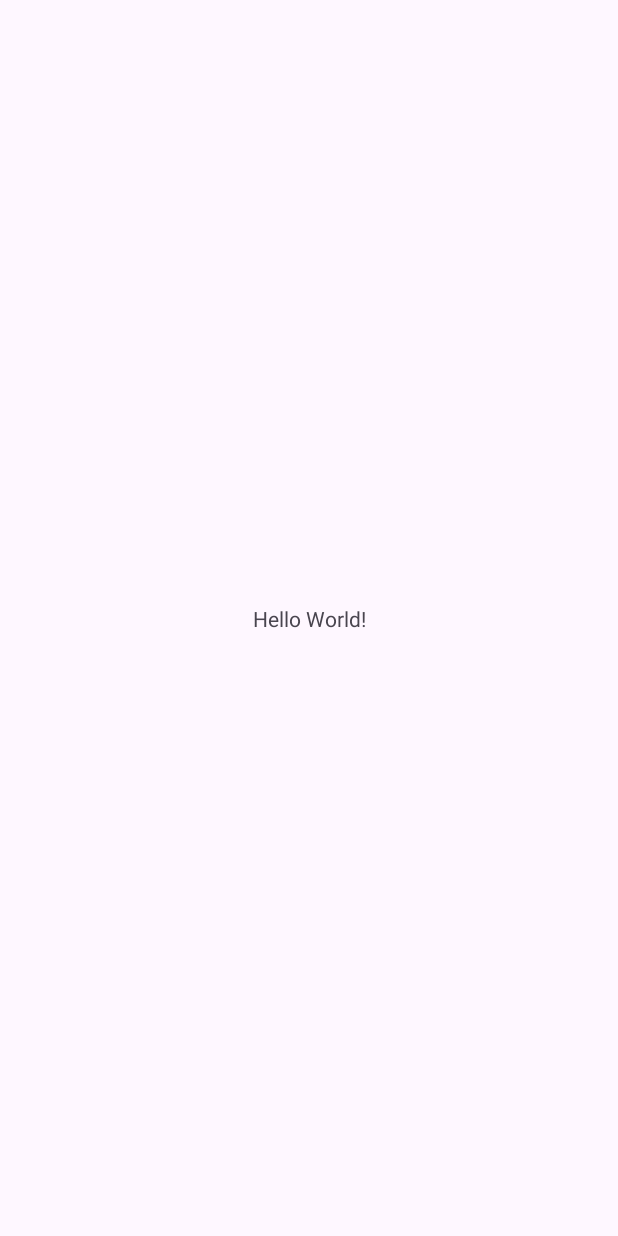
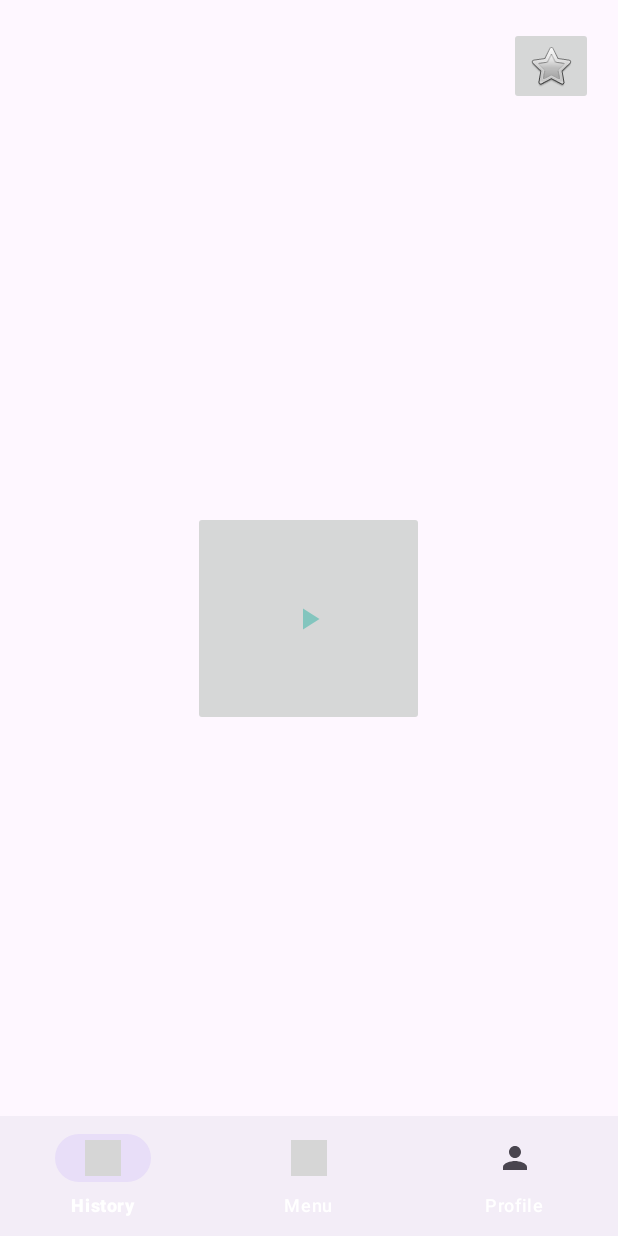
Before and after one commit to minesamaro/MuseCMEB, an Android app: the screen it shows after launch (MainActivity), on a phone screen of 412 x 824 dp. Before the commit the screen is almost empty. Run offline under Robolectric (Android 15) with nearby library versions, the phone set to English and light mode, and no system bars; grey boxes are pictures that could not be loaded.

Commit message:
fragments and bottom navigation bar

```diff
--- a/App/app/build.gradle.kts
+++ b/App/app/build.gradle.kts
@@ -29,6 +29,9 @@ android {
         sourceCompatibility = JavaVersion.VERSION_1_8
         targetCompatibility = JavaVersion.VERSION_1_8
     }
+    buildFeatures{
+        viewBinding =true
+    }
 }
 
 dependencies {
--- a/App/app/src/main/java/org/mines/cmeb/musecmeb/MainActivity.java
+++ b/App/app/src/main/java/org/mines/cmeb/musecmeb/MainActivity.java
@@ -1,14 +1,47 @@
 package org.mines.cmeb.musecmeb;
 
 import androidx.appcompat.app.AppCompatActivity;
+import androidx.fragment.app.Fragment;
+import androidx.fragment.app.FragmentManager;
+import androidx.fragment.app.FragmentTransaction;
+
 
 import android.os.Bundle;
 
+import org.mines.cmeb.musecmeb.databinding.ActivityMainBinding;
+
 public class MainActivity extends AppCompatActivity {
-
+    ActivityMainBinding binding;
     @Override
     protected void onCreate(Bundle savedInstanceState) {
         super.onCreate(savedInstanceState);
-        setContentView(R.layout.activity_main);
+        binding=ActivityMainBinding.inflate(getLayoutInflater());
+        setContentView(binding.getRoot());
+        binding.bottomNavigationView.setOnItemSelectedListener(item-> {
+            //switch () {
+                //case R.id.profile4:
+
+                    //break;
+                //case R.id.menu3:
+                    //replaceFragment(new MenuFragment());
+                    //break;
+
+            //}
+            //return true;
+            if(item.getItemId()==R.id.profile4) {
+                replaceFragment(new ProfileFragment());
+            }
+
+            return false;
+        });
+
     }
+    private void replaceFragment (Fragment fragment){
+        FragmentManager fragmentManager= getSupportFragmentManager();
+        FragmentTransaction fragmentTransaction= fragmentManager.beginTransaction();
+        fragmentTransaction.replace(R.id.frame_layout,fragment);
+        fragmentTransaction.commit();
+    }
+
+
 }
--- /dev/null
+++ b/App/app/src/main/res/drawable/baseline_person_24.xml
@@ -0,0 +1,5 @@
+<vector android:height="24dp" android:tint="#FFFFFF"
+    android:viewportHeight="24" android:viewportWidth="24"
+    android:width="24dp" xmlns:android="http://schemas.android.com/apk/res/android">
+    <path android:fillColor="@android:color/white" android:pathData="M12,12c2.21,0 4,-1.79 4,-4s-1.79,-4 -4,-4 -4,1.79 -4,4 1.79,4 4,4zM12,14c-2.67,0 -8,1.34 -8,4v2h16v-2c0,-2.66 -5.33,-4 -8,-4z"/>
+</vector>
--- /dev/null
+++ b/App/app/src/main/res/drawable/baseline_play_arrow_24.xml
@@ -0,0 +1,5 @@
+<vector android:height="24dp" android:tint="#83C5BE"
+    android:viewportHeight="24" android:viewportWidth="24"
+    android:width="24dp" xmlns:android="http://schemas.android.com/apk/res/android">
+    <path android:fillColor="@android:color/white" android:pathData="M8,5v14l11,-7z"/>
+</vector>
--- a/App/app/src/main/res/layout/activity_main.xml
+++ b/App/app/src/main/res/layout/activity_main.xml
@@ -6,13 +6,48 @@
     android:layout_height="match_parent"
     tools:context=".MainActivity">
 
-    <TextView
+    <ImageButton
+        android:id="@+id/imageButton"
+        android:layout_width="154dp"
+        android:layout_height="143dp"
+        android:src="@drawable/baseline_play_arrow_24"
+        app:layout_constraintBottom_toBottomOf="parent"
+        app:layout_constraintEnd_toEndOf="parent"
+        app:layout_constraintHorizontal_bias="0.498"
+        app:layout_constraintStart_toStartOf="parent"
+        app:layout_constraintTop_toTopOf="parent" />
+
+    <ImageButton
+        android:id="@+id/imageButton2"
         android:layout_width="wrap_content"
         android:layout_height="wrap_content"
-        android:text="Hello World!"
+        android:src="@android:drawable/btn_star"
+        app:layout_constraintBottom_toBottomOf="parent"
+        app:layout_constraintEnd_toEndOf="parent"
+        app:layout_constraintHorizontal_bias="0.954"
+        app:layout_constraintStart_toStartOf="parent"
+        app:layout_constraintTop_toTopOf="parent"
+        app:layout_constraintVertical_bias="0.023" />
+
+    <FrameLayout
+        android:id="@+id/frame_layout"
+        android:layout_width="0dp"
+        android:layout_height="0dp"
+        app:layout_constraintBottom_toTopOf="@+id/bottomNavigationView"
+        app:layout_constraintEnd_toEndOf="parent"
+        app:layout_constraintStart_toStartOf="parent"
+        app:layout_constraintTop_toTopOf="parent">
+
+    </FrameLayout>
+
+    <com.google.android.material.bottomnavigation.BottomNavigationView
+        android:id="@+id/bottomNavigationView"
+        android:layout_width="match_parent"
+        android:layout_height="wrap_content"
+        app:itemRippleColor="#006D77"
+        app:itemTextColor="#FFFFFF"
         app:layout_constraintBottom_toBottomOf="parent"
         app:layout_constraintEnd_toEndOf="parent"
         app:layout_constraintStart_toStartOf="parent"
-        app:layout_constraintTop_toTopOf="parent" />
-
+        app:menu="@menu/bottom_nav_menu" />
 </androidx.constraintlayout.widget.ConstraintLayout>
--- /dev/null
+++ b/App/app/src/main/res/layout/user_profile.xml
@@ -0,0 +1,6 @@
+<?xml version="1.0" encoding="utf-8"?>
+<androidx.constraintlayout.widget.ConstraintLayout xmlns:android="http://schemas.android.com/apk/res/android"
+    android:layout_width="match_parent"
+    android:layout_height="match_parent">
+
+</androidx.constraintlayout.widget.ConstraintLayout>
--- /dev/null
+++ b/App/app/src/main/res/menu/bottom_nav_menu.xml
@@ -0,0 +1,24 @@
+<?xml version="1.0" encoding="utf-8"?>
+<menu xmlns:android="http://schemas.android.com/apk/res/android">
+
+    <item
+        android:id="@+id/history"
+        android:layout_width="wrap_content"
+        android:layout_height="wrap_content"
+        android:icon="@drawable/baseline_collections_bookmark_24"
+        android:iconTint="#FFFFFF"
+        android:title="History" />
+
+    <item
+        android:id="@+id/menu3"
+        android:layout_width="wrap_content"
+        android:layout_height="wrap_content"
+        android:title="Menu"
+        android:icon="@drawable/baseline_menu_24" />
+    <item
+        android:id="@+id/profile4"
+        android:layout_width="wrap_content"
+        android:layout_height="wrap_content"
+        android:title="Profile"
+        android:icon="@drawable/baseline_person_24"/>
+</menu>
--- a/App/app/src/main/res/values/strings.xml
+++ b/App/app/src/main/res/values/strings.xml
@@ -3,4 +3,6 @@
     <string name="history"> History </string>
     <string name="sessionButton"> Exit </string>
     <string name="back_button_description"> Back Button in the history view layout </string>
+    <!-- TODO: Remove or change this placeholder text -->
+    <string name="hello_blank_fragment">Hello blank fragment</string>
 </resources>
```
Also changed, not shown: App/app/src/main/java/org/mines/cmeb/musecmeb/MenuFragment.java (added, +64 -0 lines), App/app/src/main/java/org/mines/cmeb/musecmeb/ProfileFragment.java (added, +64 -0 lines), App/app/src/main/res/layout/activity_main1.xml (added, +18 -0 lines), App/app/src/main/res/layout/fragment_menu.xml (added, +14 -0 lines), App/app/src/main/res/layout/fragment_profile.xml (added, +14 -0 lines).
